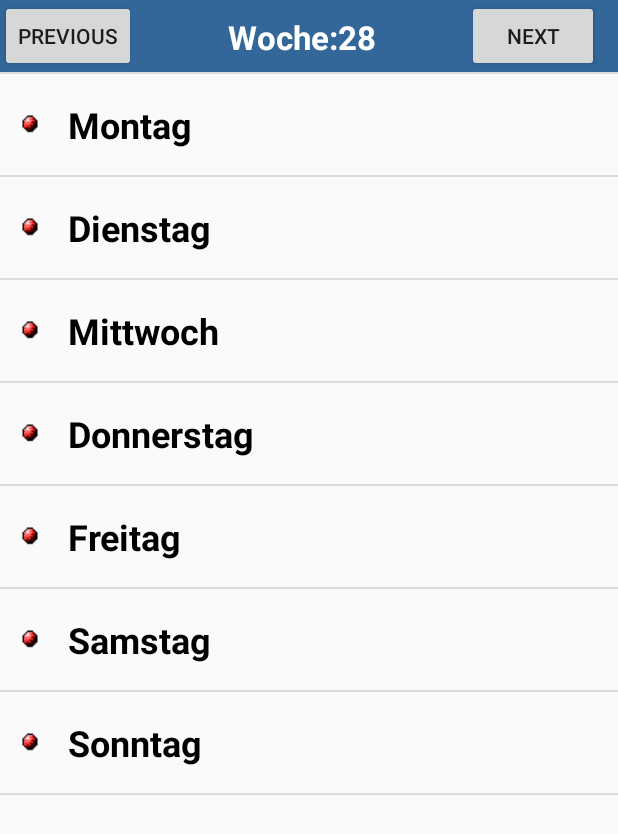
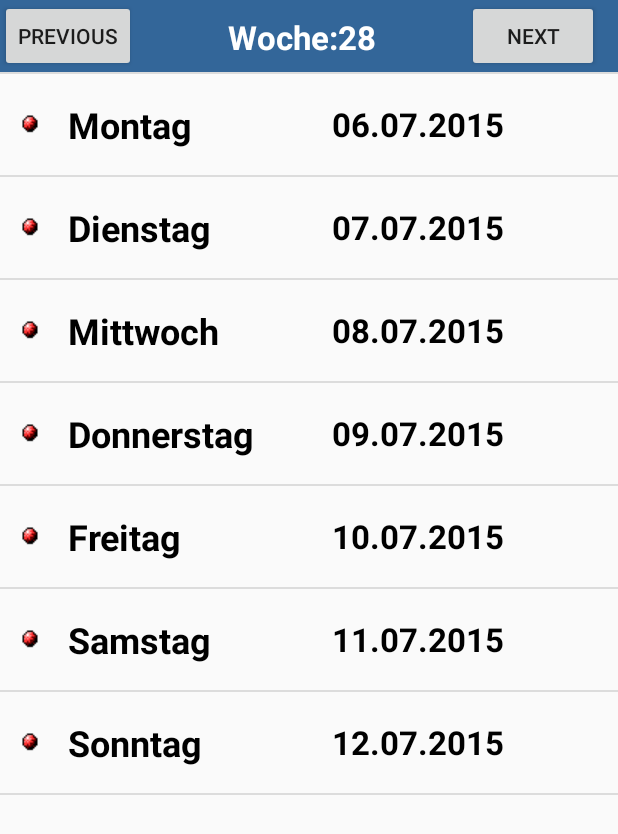
Before and after one commit to Taikaschi/PCM_214, an Android app: the WeekPlanActivity screen opened directly, with no data from a screen before it, on a phone screen of 412 x 824 dp. Shown: the top 834 px of the screen. Run offline under Robolectric (Android 15) with nearby library versions, the phone set to English and light mode, and no system bars.

Commit message:
Datum im Wochenplan hinzugefügt

```diff
--- a/app/src/main/java/de/fhs/pcm_214/Week.java
+++ b/app/src/main/java/de/fhs/pcm_214/Week.java
@@ -6,13 +6,14 @@ package de.fhs.pcm_214;
 public class Week {
     public int icon;
     public String title;
+    public String date;
     public Week(){
         super();
     }
-
-    public Week(int icon, String title) {
+    public Week(int icon, String title, String date) {
         super();
         this.icon = icon;
         this.title = title;
+        this.date = date;
     }
 }
--- a/app/src/main/java/de/fhs/pcm_214/WeekAdapter.java
+++ b/app/src/main/java/de/fhs/pcm_214/WeekAdapter.java
@@ -13,49 +13,43 @@ import android.widget.TextView;
  * Created by Sebastian on 08.07.2015.
  */
 public class WeekAdapter extends ArrayAdapter<Week> {
-
     Context context;
     int layoutResourceId;
     Week data[] = null;
-
     public WeekAdapter(Context context, int layoutResourceId, Week[] data) {
         super(context, layoutResourceId, data);
         this.layoutResourceId = layoutResourceId;
         this.context = context;
         this.data = data;
     }
-
     @Override
     public View getView(int position, View convertView, ViewGroup parent) {
         View row = convertView;
         WeekHolder holder = null;
-
         if(row == null)
         {
             LayoutInflater inflater = ((Activity)context).getLayoutInflater();
             row = inflater.inflate(layoutResourceId, parent, false);
-
             holder = new WeekHolder();
             holder.imgIcon = (ImageView)row.findViewById(R.id.imgIcon);
             holder.txtTitle = (TextView)row.findViewById(R.id.txtTitle);
-
+            holder.txtDate = (TextView)row.findViewById(R.id.txtDate);
             row.setTag(holder);
         }
         else
         {
             holder = (WeekHolder)row.getTag();
         }
-
         Week week = data[position];
         holder.txtTitle.setText(week.title);
         holder.imgIcon.setImageResource(week.icon);
-
+        holder.txtDate.setText(week.date);
         return row;
     }
-
     static class WeekHolder
     {
         ImageView imgIcon;
         TextView txtTitle;
+        TextView txtDate;
     }
 }
--- a/app/src/main/java/de/fhs/pcm_214/WeekPlanActivity.java
+++ b/app/src/main/java/de/fhs/pcm_214/WeekPlanActivity.java
@@ -47,13 +47,13 @@ public class WeekPlanActivity extends Activity {
 
         Week week_data[] = new Week[]
                 {
-                        new Week(R.drawable.ball_red, "Montag"),
-                        new Week(R.drawable.ball_red, "Dienstag"),
-                        new Week(R.drawable.ball_red, "Mittwoch"),
-                        new Week(R.drawable.ball_red, "Donnerstag"),
-                        new Week(R.drawable.ball_red, "Freitag"),
-                        new Week(R.drawable.ball_red, "Samstag"),
-                        new Week(R.drawable.ball_red, "Sonntag")
+                        new Week(R.drawable.ball_red, "Montag", "06.07.2015"),
+                        new Week(R.drawable.ball_red, "Dienstag", "07.07.2015"),
+                        new Week(R.drawable.ball_red, "Mittwoch", "08.07.2015"),
+                        new Week(R.drawable.ball_red, "Donnerstag", "09.07.2015"),
+                        new Week(R.drawable.ball_red, "Freitag", "10.07.2015"),
+                        new Week(R.drawable.ball_red, "Samstag", "11.07.2015"),
+                        new Week(R.drawable.ball_red, "Sonntag", "12.07.2015")
                 };
 
         WeekAdapter adapter = new WeekAdapter(this,
--- a/app/src/main/res/layout/list_view_item_row.xml
+++ b/app/src/main/res/layout/list_view_item_row.xml
@@ -4,7 +4,8 @@
     android:orientation="horizontal"
     android:layout_width="match_parent"
     android:layout_height="match_parent"
-    android:padding="10dp">
+    android:padding="10dp"
+    android:weightSum="1">
 
     <ImageView android:id="@+id/imgIcon"
         android:layout_width="wrap_content"
@@ -15,7 +16,7 @@
         android:layout_marginBottom="7dp" />
 
     <TextView android:id="@+id/txtTitle"
-        android:layout_width="match_parent"
+        android:layout_width="176dp"
         android:layout_height="match_parent"
         android:gravity="center_vertical"
         android:textStyle="bold"
@@ -24,6 +25,18 @@
         android:layout_marginTop="7dp"
         android:layout_marginBottom="7dp" />
 
+    <TextView android:id="@+id/txtDate"
+        android:layout_width="match_parent"
+        android:layout_height="fill_parent"
+        android:gravity="center_vertical"
+        android:layout_alignParentTop="true"
+        android:layout_alignParentBottom="true"
+        android:textStyle="bold"
+        android:textSize="22dp"
+        android:textColor="#000000"
+        android:layout_marginTop="5dp"
+        android:layout_marginBottom="5dp" />
+
 
 
 </LinearLayout>
```
